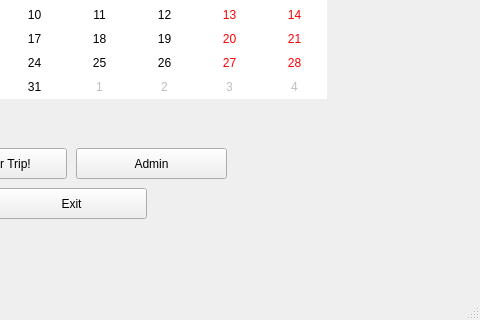
Above: CS8project2/mainwindow.ui from pradakev/CS8GroupProject2 before the change; both pictures show x 344 to 824 and y 302 to 622 of the 824 by 622 pixel window. Below: the same form after it.
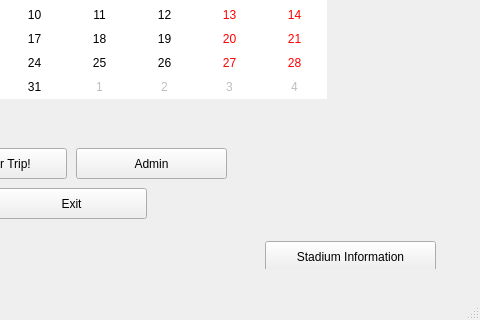
That is the form after the change. The open tabs and pages were chosen to show the change. Icons and pictures are not drawn.

Diff of the .ui file:
```diff
--- a/CS8project2/mainwindow.ui
+++ b/CS8project2/mainwindow.ui
@@ -89,6 +89,19 @@
        </rect>
       </property>
      </widget>
+     <widget class="QPushButton" name="stadiumTable">
+      <property name="geometry">
+       <rect>
+        <x>599</x>
+        <y>543</y>
+        <width>171</width>
+        <height>31</height>
+       </rect>
+      </property>
+      <property name="text">
+       <string>Stadium Information</string>
+      </property>
+     </widget>
     </widget>
     <widget class="QWidget" name="custWelcomePage">
      <widget class="QLabel" name="custWelcomeLabel">
```
Left out of the diff: 2 changed lines with no effect on the pictures.
